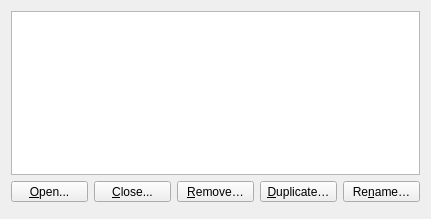
qgis/QGIS, file src/ui/3d/qgs3dviewsmanagerdialog.ui: the form before one commit.
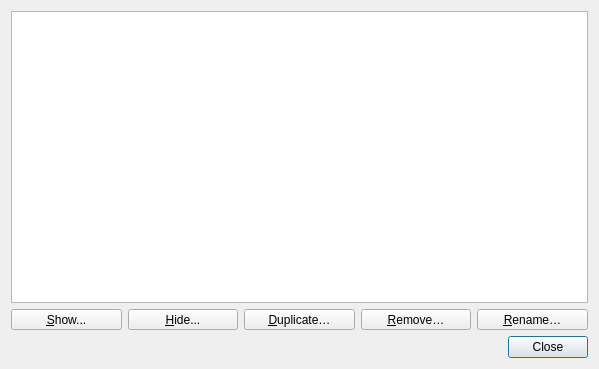
The form after the commit.

Diff of the .ui file:
```diff
--- a/src/ui/3d/qgs3dviewsmanagerdialog.ui
+++ b/src/ui/3d/qgs3dviewsmanagerdialog.ui
@@ -6,39 +6,26 @@
    <rect>
     <x>0</x>
     <y>0</y>
-    <width>431</width>
-    <height>219</height>
+    <width>599</width>
+    <height>369</height>
    </rect>
   </property>
   <property name="windowTitle">
    <string>3D Map Views Manager</string>
   </property>
-  <layout class="QGridLayout" name="gridLayout_3">
-   <item row="2" column="4">
-    <widget class="QToolButton" name="mRenameButton">
-     <property name="sizePolicy">
-      <sizepolicy hsizetype="Preferred" vsizetype="Fixed">
-       <horstretch>0</horstretch>
-       <verstretch>0</verstretch>
-      </sizepolicy>
-     </property>
-     <property name="text">
-      <string>Re&amp;name…</string>
-     </property>
-    </widget>
-   </item>
-   <item row="3" column="0" colspan="5">
+  <layout class="QGridLayout" name="gridLayout">
+   <item row="2" column="0" colspan="5">
     <widget class="QDialogButtonBox" name="mButtonBox">
      <property name="orientation">
       <enum>Qt::Horizontal</enum>
      </property>
      <property name="standardButtons">
-      <set>QDialogButtonBox::NoButton</set>
+      <set>QDialogButtonBox::Close</set>
      </property>
     </widget>
    </item>
-   <item row="2" column="1">
-    <widget class="QToolButton" name="mCloseButton">
+   <item row="1" column="0">
+    <widget class="QToolButton" name="mShowButton">
      <property name="sizePolicy">
       <sizepolicy hsizetype="Preferred" vsizetype="Fixed">
        <horstretch>0</horstretch>
@@ -46,33 +33,7 @@
       </sizepolicy>
      </property>
      <property name="text">
-      <string>&amp;Close...</string>
-     </property>
-    </widget>
-   </item>
-   <item row="2" column="2">
-    <widget class="QToolButton" name="mRemoveButton">
-     <property name="sizePolicy">
-      <sizepolicy hsizetype="Preferred" vsizetype="Fixed">
-       <horstretch>0</horstretch>
-       <verstretch>0</verstretch>
-      </sizepolicy>
-     </property>
-     <property name="text">
-      <string>&amp;Remove…</string>
-     </property>
-    </widget>
-   </item>
-   <item row="2" column="0">
-    <widget class="QToolButton" name="mOpenButton">
-     <property name="sizePolicy">
-      <sizepolicy hsizetype="Preferred" vsizetype="Fixed">
-       <horstretch>0</horstretch>
-       <verstretch>0</verstretch>
-      </sizepolicy>
-     </property>
-     <property name="text">
-      <string>&amp;Open...</string>
+      <string>&amp;Show...</string>
      </property>
     </widget>
    </item>
@@ -86,7 +47,7 @@
      </property>
     </widget>
    </item>
-   <item row="2" column="3">
+   <item row="1" column="2">
     <widget class="QToolButton" name="mDuplicateButton">
      <property name="sizePolicy">
       <sizepolicy hsizetype="Preferred" vsizetype="Fixed">
@@ -99,6 +60,45 @@
      </property>
     </widget>
    </item>
+   <item row="1" column="1">
+    <widget class="QToolButton" name="mHideButton">
+     <property name="sizePolicy">
+      <sizepolicy hsizetype="Preferred" vsizetype="Fixed">
+       <horstretch>0</horstretch>
+       <verstretch>0</verstretch>
+      </sizepolicy>
+     </property>
+     <property name="text">
+      <string>&amp;Hide...</string>
+     </property>
+    </widget>
+   </item>
+   <item row="1" column="4">
+    <widget class="QToolButton" name="mRenameButton">
+     <property name="sizePolicy">
+      <sizepolicy hsizetype="Preferred" vsizetype="Fixed">
+       <horstretch>0</horstretch>
+       <verstretch>0</verstretch>
+      </sizepolicy>
+     </property>
+     <property name="text">
+      <string>&amp;Rename…</string>
+     </property>
+    </widget>
+   </item>
+   <item row="1" column="3">
+    <widget class="QToolButton" name="mRemoveButton">
+     <property name="sizePolicy">
+      <sizepolicy hsizetype="Preferred" vsizetype="Fixed">
+       <horstretch>0</horstretch>
+       <verstretch>0</verstretch>
+      </sizepolicy>
+     </property>
+     <property name="text">
+      <string>&amp;Remove…</string>
+     </property>
+    </widget>
+   </item>
   </layout>
  </widget>
  <resources/>
```
